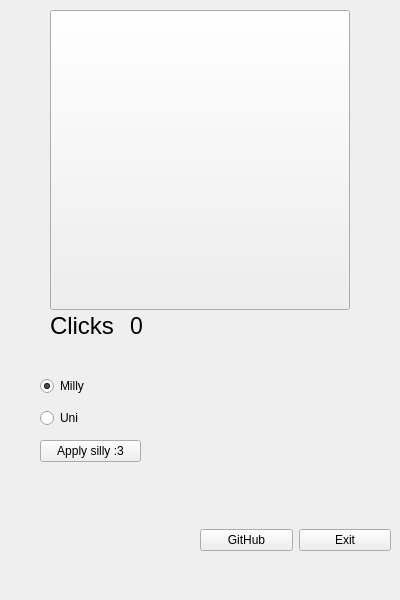
The window that mainwindow.ui (The-SGR/silly-clicker) describes before a commit, drawn with Qt 5.
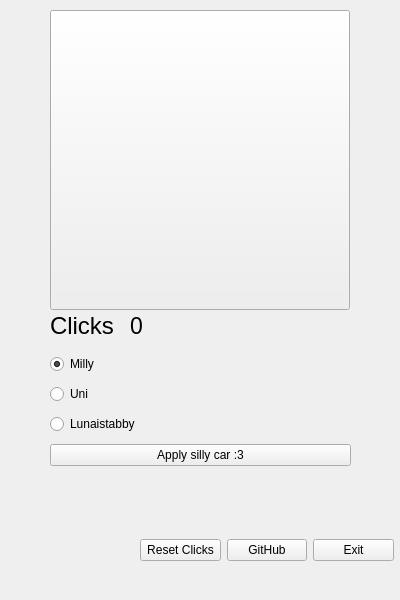
The same window after the commit. Icons and pictures are not drawn.

```diff
--- a/mainwindow.ui
+++ b/mainwindow.ui
@@ -114,16 +114,23 @@
      <string>0</string>
     </property>
    </widget>
-   <widget class="QWidget" name="">
+   <widget class="QWidget" name="layoutWidget">
     <property name="geometry">
      <rect>
-      <x>200</x>
-      <y>520</y>
-      <width>191</width>
+      <x>140</x>
+      <y>530</y>
+      <width>254</width>
       <height>41</height>
      </rect>
     </property>
     <layout class="QHBoxLayout" name="horizontalLayout">
+     <item>
+      <widget class="QPushButton" name="pushButton_3">
+       <property name="text">
+        <string>Reset Clicks</string>
+       </property>
+      </widget>
+     </item>
      <item>
       <widget class="QPushButton" name="gitBtn">
        <property name="text">
@@ -140,17 +147,36 @@
      </item>
     </layout>
    </widget>
-   <widget class="QWidget" name="">
+   <widget class="QWidget" name="layoutWidget">
     <property name="geometry">
      <rect>
-      <x>40</x>
-      <y>370</y>
-      <width>101</width>
-      <height>101</height>
+      <x>50</x>
+      <y>350</y>
+      <width>301</width>
+      <height>121</height>
      </rect>
     </property>
-    <layout class="QVBoxLayout" name="verticalLayout">
-     <item>
+    <layout class="QGridLayout" name="gridLayout">
+     <item row="7" column="0">
+      <widget class="QPushButton" name="pushButton_2">
+       <property name="text">
+        <string>Apply silly car :3</string>
+       </property>
+      </widget>
+     </item>
+     <item row="3" column="0">
+      <widget class="QRadioButton" name="uniBtn">
+       <property name="font">
+        <font>
+         <pointsize>9</pointsize>
+        </font>
+       </property>
+       <property name="text">
+        <string>Uni</string>
+       </property>
+      </widget>
+     </item>
+     <item row="2" column="0">
       <widget class="QRadioButton" name="millyBtn">
        <property name="font">
         <font>
@@ -165,22 +191,18 @@
        </property>
       </widget>
      </item>
-     <item>
-      <widget class="QRadioButton" name="uniBtn">
+     <item row="4" column="0">
+      <widget class="QRadioButton" name="lunaBtn">
        <property name="font">
         <font>
          <pointsize>9</pointsize>
         </font>
        </property>
        <property name="text">
-        <string>Uni</string>
+        <string>Lunaistabby</string>
        </property>
-      </widget>
-     </item>
-     <item>
-      <widget class="QPushButton" name="pushButton_2">
-       <property name="text">
-        <string>Apply silly :3</string>
+       <property name="checked">
+        <bool>false</bool>
        </property>
       </widget>
      </item>
```
Left out of the diff: 5 changed lines with no effect on the pictures.
